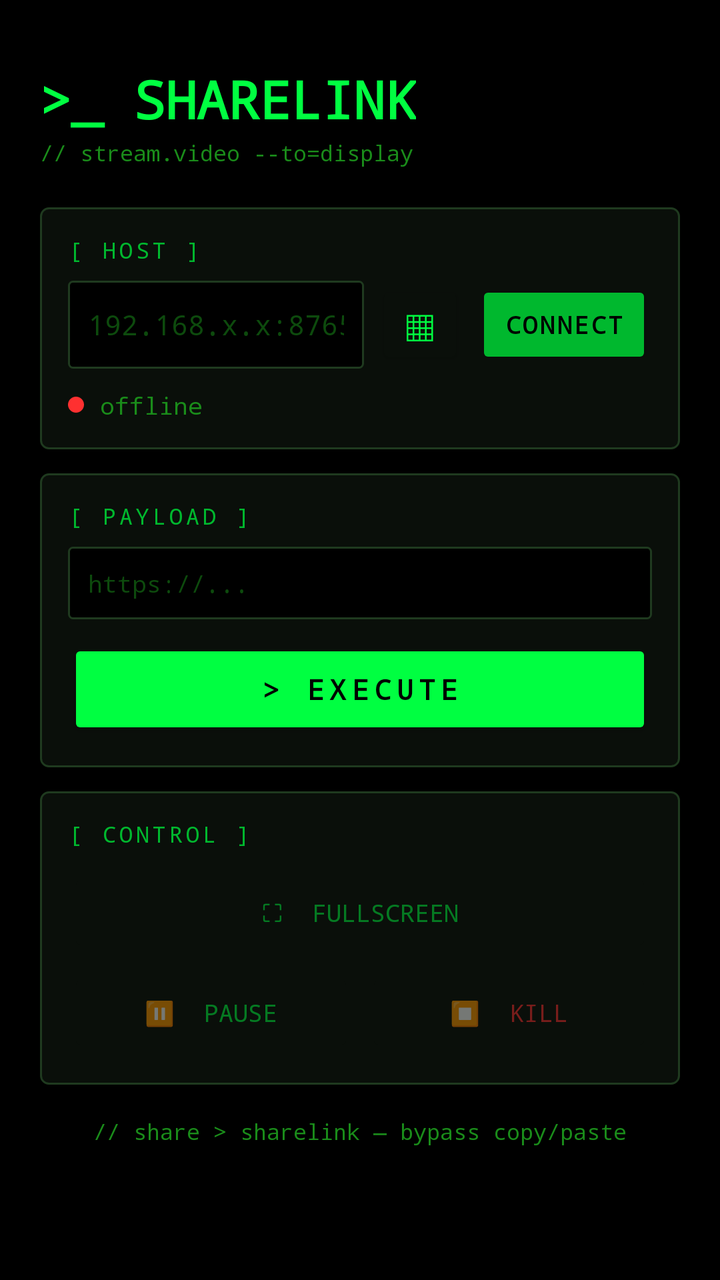
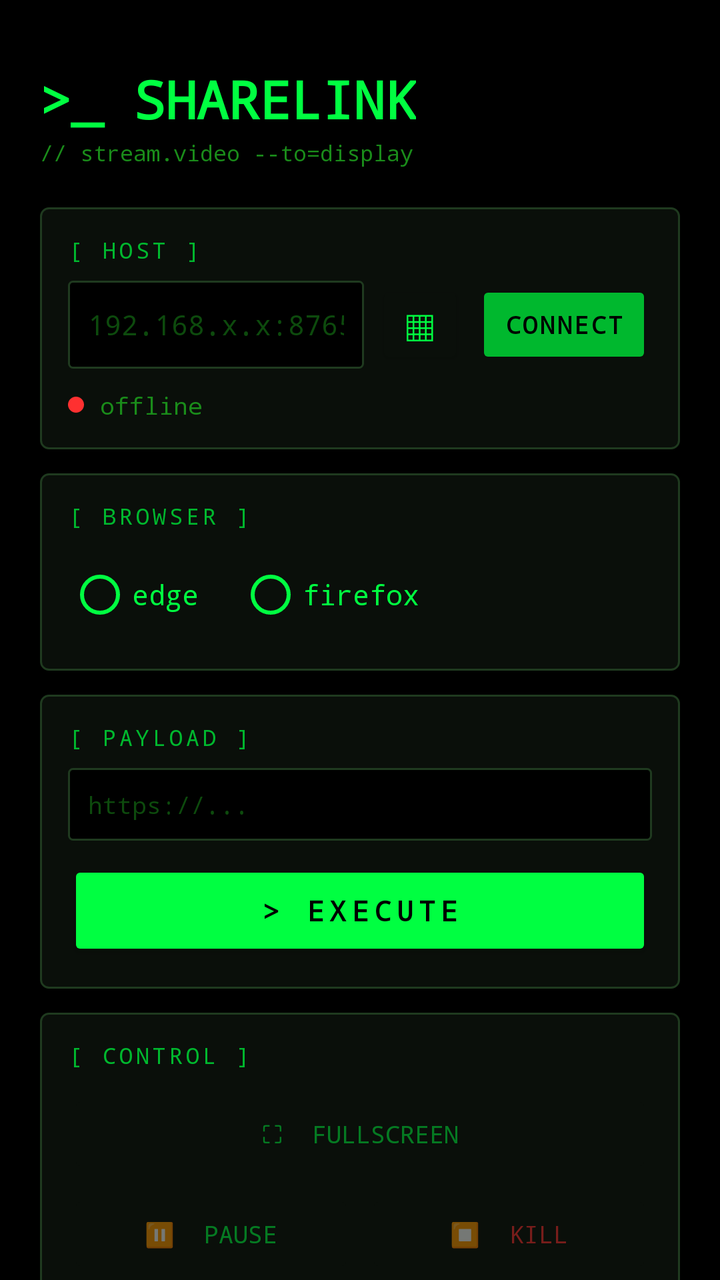

The first picture is an Android layout as it rendered before a commit; the second is the same layout after the commit. The layout source and the unified diff follow.
<!-- AndroidManifest.xml: application theme AppTheme -->
<!-- res/layout/activity_main.xml -->
<?xml version="1.0" encoding="utf-8"?>
<ScrollView xmlns:android="http://schemas.android.com/apk/res/android"
    android:layout_width="match_parent"
    android:layout_height="match_parent"
    android:background="#000000"
    android:fillViewport="true"
    android:importantForAutofill="noExcludeDescendants">

    <LinearLayout
        android:layout_width="match_parent"
        android:layout_height="wrap_content"
        android:orientation="vertical"
        android:padding="20dp">

        
        <TextView
            android:layout_width="wrap_content"
            android:layout_height="wrap_content"
            android:text="&gt;_ SHARELINK"
            android:textSize="26sp"
            android:textStyle="bold"
            android:textColor="#00FF41"
            android:fontFamily="monospace"
            android:layout_gravity="start"
            android:paddingTop="12dp"
            android:paddingBottom="2dp" />

        <TextView
            android:layout_width="wrap_content"
            android:layout_height="wrap_content"
            android:text="// stream.video --to=display"
            android:textSize="11sp"
            android:textColor="#1a8c1a"
            android:fontFamily="monospace"
            android:paddingBottom="20dp" />

        
        <LinearLayout
            android:layout_width="match_parent"
            android:layout_height="wrap_content"
            android:orientation="vertical"
            android:background="@drawable/card_bg"
            android:padding="14dp"
            android:layout_marginBottom="12dp">

            <TextView
                android:layout_width="wrap_content"
                android:layout_height="wrap_content"
                android:text="[ HOST ]"
                android:textSize="11sp"
                android:letterSpacing="0.15"
                android:textColor="#00B82E"
                android:fontFamily="monospace"
                android:paddingBottom="8dp" />

            <LinearLayout
                android:layout_width="match_parent"
                android:layout_height="wrap_content"
                android:orientation="horizontal"
                android:gravity="center_vertical"
                android:layout_marginBottom="10dp">

                <EditText
                    android:id="@+id/etIp"
                    android:layout_width="0dp"
                    android:layout_height="44dp"
                    android:layout_weight="1"
                    android:hint="192.168.x.x:8765"
                    android:textColorHint="#0d4a0d"
                    android:textColor="#00FF41"
                    android:inputType="text"
                    android:background="@drawable/input_bg"
                    android:paddingHorizontal="10dp"
                    android:textSize="14sp"
                    android:fontFamily="monospace"
                    android:singleLine="true"
                    android:importantForAutofill="no"
                    android:autofillHints=""
                    android:privateImeOptions="nm" />

                <Button
                    android:id="@+id/btnScanQr"
                    android:layout_width="44dp"
                    android:layout_height="44dp"
                    android:layout_marginStart="6dp"
                    android:text="▦"
                    android:backgroundTint="#0a0f0a"
                    android:textColor="#00FF41"
                    android:textSize="22sp"
                    android:padding="0dp" />

                <Button
                    android:id="@+id/btnConnect"
                    android:layout_width="wrap_content"
                    android:layout_height="44dp"
                    android:text="CONNECT"
                    android:layout_marginStart="6dp"
                    android:backgroundTint="#00B82E"
                    android:textColor="#000000"
                    android:textSize="12sp"
                    android:textStyle="bold"
                    android:fontFamily="monospace"
                    android:paddingHorizontal="14dp"
                    android:letterSpacing="0.1" />
            </LinearLayout>

            
            <LinearLayout
                android:layout_width="match_parent"
                android:layout_height="wrap_content"
                android:orientation="horizontal"
                android:gravity="center_vertical">

                <View
                    android:id="@+id/statusDot"
                    android:layout_width="8dp"
                    android:layout_height="8dp"
                    android:background="@drawable/circle"
                    android:backgroundTint="#FF3030" />

                <TextView
                    android:id="@+id/tvStatus"
                    android:layout_width="wrap_content"
                    android:layout_height="wrap_content"
                    android:text="offline"
                    android:textSize="12sp"
                    android:textColor="#1a8c1a"
                    android:fontFamily="monospace"
                    android:paddingStart="8dp" />
            </LinearLayout>
        </LinearLayout>

        
        <LinearLayout
            android:layout_width="match_parent"
            android:layout_height="wrap_content"
            android:orientation="vertical"
            android:background="@drawable/card_bg"
            android:padding="14dp"
            android:layout_marginBottom="12dp">

            <TextView
                android:layout_width="wrap_content"
                android:layout_height="wrap_content"
                android:text="[ PAYLOAD ]"
                android:textSize="11sp"
                android:letterSpacing="0.15"
                android:textColor="#00B82E"
                android:fontFamily="monospace"
                android:paddingBottom="8dp" />

            <EditText
                android:id="@+id/etUrl"
                android:layout_width="match_parent"
                android:layout_height="wrap_content"
                android:hint="https://..."
                android:textColorHint="#0d4a0d"
                android:textColor="#00FF41"
                android:inputType="textUri"
                android:background="@drawable/input_bg"
                android:padding="10dp"
                android:textSize="12sp"
                android:fontFamily="monospace"
                android:minLines="2"
                android:layout_marginBottom="10dp"
                android:importantForAutofill="no"
                android:autofillHints=""
                android:privateImeOptions="nm" />

            <Button
                android:id="@+id/btnShare"
                android:layout_width="match_parent"
                android:layout_height="50dp"
                android:text="&gt; EXECUTE"
                android:backgroundTint="#00FF41"
                android:textColor="#000000"
                android:textStyle="bold"
                android:textSize="14sp"
                android:fontFamily="monospace"
                android:letterSpacing="0.2" />
        </LinearLayout>

        
        <LinearLayout
            android:layout_width="match_parent"
            android:layout_height="wrap_content"
            android:orientation="vertical"
            android:background="@drawable/card_bg"
            android:padding="14dp"
            android:layout_marginBottom="16dp">

            <TextView
                android:layout_width="wrap_content"
                android:layout_height="wrap_content"
                android:text="[ CONTROL ]"
                android:textSize="11sp"
                android:letterSpacing="0.15"
                android:textColor="#00B82E"
                android:fontFamily="monospace"
                android:paddingBottom="10dp" />

            <Button
                android:id="@+id/btnFullscreen"
                android:layout_width="match_parent"
                android:layout_height="44dp"
                android:text="⛶  fullscreen"
                android:backgroundTint="#0a0f0a"
                android:textColor="#00FF41"
                android:textSize="12sp"
                android:fontFamily="monospace"
                android:enabled="false"
                android:alpha="0.45"
                android:layout_marginBottom="6dp" />

            <LinearLayout
                android:layout_width="match_parent"
                android:layout_height="wrap_content"
                android:orientation="horizontal">

                <Button
                    android:id="@+id/btnPause"
                    android:layout_width="0dp"
                    android:layout_height="44dp"
                    android:layout_weight="1"
                    android:text="⏸  pause"
                    android:backgroundTint="#0a0f0a"
                    android:textColor="#00FF41"
                    android:textSize="12sp"
                    android:fontFamily="monospace"
                    android:enabled="false"
                    android:alpha="0.45"
                    android:layout_marginEnd="6dp" />

                <Button
                    android:id="@+id/btnStop"
                    android:layout_width="0dp"
                    android:layout_height="44dp"
                    android:layout_weight="1"
                    android:text="⏹  kill"
                    android:backgroundTint="#0a0f0a"
                    android:textColor="#FF3030"
                    android:textSize="12sp"
                    android:fontFamily="monospace"
                    android:enabled="false"
                    android:alpha="0.45" />
            </LinearLayout>
        </LinearLayout>

        
        <TextView
            android:layout_width="wrap_content"
            android:layout_height="wrap_content"
            android:text="// share &gt; sharelink — bypass copy/paste"
            android:textSize="11sp"
            android:textColor="#1a8c1a"
            android:fontFamily="monospace"
            android:layout_gravity="center"
            android:gravity="center"
            android:paddingHorizontal="8dp" />

        <TextView
            android:id="@+id/tvVersion"
            android:layout_width="wrap_content"
            android:layout_height="wrap_content"
            android:textSize="10sp"
            android:textColor="#0d4a0d"
            android:fontFamily="monospace"
            android:layout_gravity="center"
            android:paddingTop="10dp"
            android:paddingBottom="6dp" />

    </LinearLayout>
</ScrollView>
<!-- resources referenced by this layout -->
<resources>
  <!-- drawable card_bg (drawable) -->
  <?xml version="1.0" encoding="utf-8"?>
  <shape xmlns:android="http://schemas.android.com/apk/res/android">
      <solid android:color="#0a0f0a" />
      <corners android:radius="4dp" />
      <stroke android:width="1dp" android:color="#1f3a1f" />
  </shape>
  <!-- drawable circle (drawable) -->
  <?xml version="1.0" encoding="utf-8"?>
  <shape xmlns:android="http://schemas.android.com/apk/res/android"
      android:shape="oval">
      <solid android:color="#F44336" />
  </shape>
  <!-- drawable input_bg (drawable) -->
  <?xml version="1.0" encoding="utf-8"?>
  <shape xmlns:android="http://schemas.android.com/apk/res/android">
      <solid android:color="#000000" />
      <corners android:radius="2dp" />
      <stroke android:width="1dp" android:color="#1f3a1f" />
  </shape>
  <style name="AppTheme" parent="Theme.MaterialComponents.DayNight.NoActionBar">
          <item name="colorPrimary">@color/primary</item>
          <item name="colorPrimaryVariant">@color/primary_dim</item>
          <item name="colorOnPrimary">#000000</item>
          <item name="colorAccent">@color/accent</item>
          <item name="android:windowBackground">@color/background</item>
          <item name="android:statusBarColor">@color/background</item>
          <item name="android:navigationBarColor">@color/background</item>
      </style>
  <color name="primary">#00FF41</color>
  <color name="primary_dim">#00B82E</color>
  <color name="accent">#39FF14</color>
  <color name="background">#000000</color>
</resources>

<!-- the commit's change to res/layout/activity_main.xml (unified diff, before → after) -->
@@ -142,6 +142,54 @@
             <TextView
                 android:layout_width="wrap_content"
                 android:layout_height="wrap_content"
+                android:text="[ BROWSER ]"
+                android:textSize="11sp"
+                android:letterSpacing="0.15"
+                android:textColor="#00B82E"
+                android:fontFamily="monospace"
+                android:paddingBottom="8dp" />
+
+            <RadioGroup
+                android:id="@+id/rgBrowser"
+                android:layout_width="wrap_content"
+                android:layout_height="wrap_content"
+                android:orientation="horizontal">
+
+                <RadioButton
+                    android:id="@+id/rbEdge"
+                    android:layout_width="wrap_content"
+                    android:layout_height="wrap_content"
+                    android:text="edge"
+                    android:textColor="#00FF41"
+                    android:textSize="14sp"
+                    android:fontFamily="monospace"
+                    android:buttonTint="#00FF41" />
+
+                <RadioButton
+                    android:id="@+id/rbFirefox"
+                    android:layout_width="wrap_content"
+                    android:layout_height="wrap_content"
+                    android:text="firefox"
+                    android:layout_marginStart="20dp"
+                    android:textColor="#00FF41"
+                    android:textSize="14sp"
+                    android:fontFamily="monospace"
+                    android:buttonTint="#00FF41" />
+            </RadioGroup>
+        </LinearLayout>
+
+        
+        <LinearLayout
+            android:layout_width="match_parent"
+            android:layout_height="wrap_content"
+            android:orientation="vertical"
+            android:background="@drawable/card_bg"
+            android:padding="14dp"
+            android:layout_marginBottom="12dp">
+
+            <TextView
+                android:layout_width="wrap_content"
+                android:layout_height="wrap_content"
                 android:text="[ PAYLOAD ]"
                 android:textSize="11sp"
                 android:letterSpacing="0.15"
